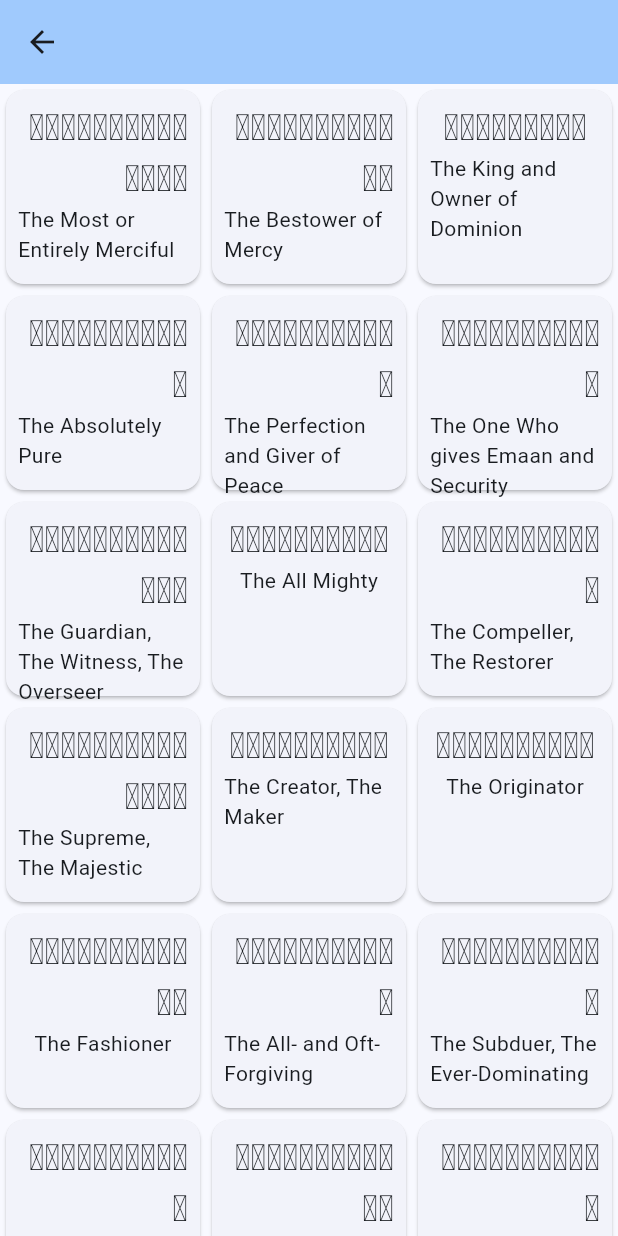
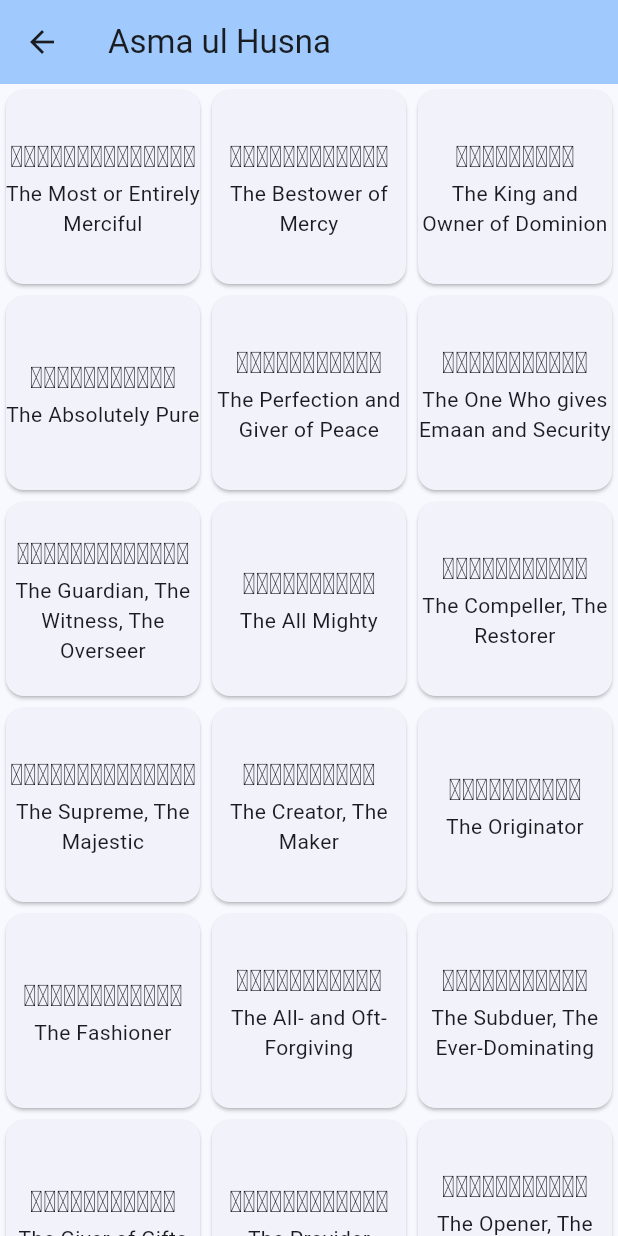
Before and after one commit to Waqar144/hisnehaseen, a Flutter app: the AsmaulHusna screen opened directly, on a phone screen of 412 x 824 dp. Run offline on Flutter 3.47's test engine with Material 3 defaults, Android fonts, the phone set to English and light mode, and no system bars; our stand-ins replace share_plus; Roboto replaces fonts that are missing (IndoPak).

Commit message:
Improve asma ul husna

```diff
--- a/assets/en/9.txt
+++ b/assets/en/9.txt
@@ -82,7 +82,7 @@
 82 	ٱلْعَفُوُّ 	AL-‘AFUWW 	The Pardoner
 83 	ٱلْرَّؤُفُ 	AR-RA’OOF 	The Most Kind
 84 	مَالِكُ ٱلْمُلْكُ 	MAALIK-UL-MULK 	Master of the Kingdom, Owner of the Dominion
-85 	ذُو ٱلْجَلَالِ وَٱلْإِكْرَامُ 	DHUL-JALAALI WAL-IKRAAM 	Possessor of Glory and Honour, Lord of Majesty and Generosity
+85 	ذُو ٱلْجَلَالِ وَٱلْإِكْرَامُ 	DHUL-JALAALI WAL-IKRAAM 	The One who is Glorious and Majestic
 86 	ٱلْمُقْسِطُ 	AL-MUQSIT 	The Equitable, the Requiter
 87 	ٱلْجَامِعُ 	AL-JAAMI’ 	The Gatherer, the Uniter
 88 	ٱلْغَنيُّ 	AL-GHANIYY 	The Self-Sufficient, The Wealthy
--- a/lib/asma_ul_husna.dart
+++ b/lib/asma_ul_husna.dart
@@ -26,6 +26,7 @@ class _AsmaulHusnaState extends State<AsmaulHusna> {
   Widget build(BuildContext context) {
     return Scaffold(
       appBar: AppBar(
+        title: const Text('Asma ul Husna'),
         backgroundColor: Theme.of(context).colorScheme.inversePrimary,
         shadowColor: Theme.of(context).colorScheme.shadow,
       ),
@@ -49,23 +50,22 @@ class _AsmaulHusnaState extends State<AsmaulHusna> {
               String meaning = parts[3].trim();
 
               return Card(
-                child: Padding(
-                  padding: const EdgeInsets.all(8.0),
                 child: Column(
                   crossAxisAlignment: CrossAxisAlignment.center,
+                  mainAxisAlignment: MainAxisAlignment.center,
                   children: [
                     Text(
                       arWord,
                       textDirection: TextDirection.rtl,
+                      textAlign: TextAlign.center,
                       style: const TextStyle(
                         fontFamily: "IndoPak",
-                          fontSize: 24,
+                        fontSize: 20,
                         letterSpacing: 0,
                       ),
                     ),
-                      Text(meaning),
+                    Text(meaning, textAlign: TextAlign.center),
                   ],
-                  ),
                 ),
               );
             },
```
Lines whose indentation alone changed are shown as unchanged.
